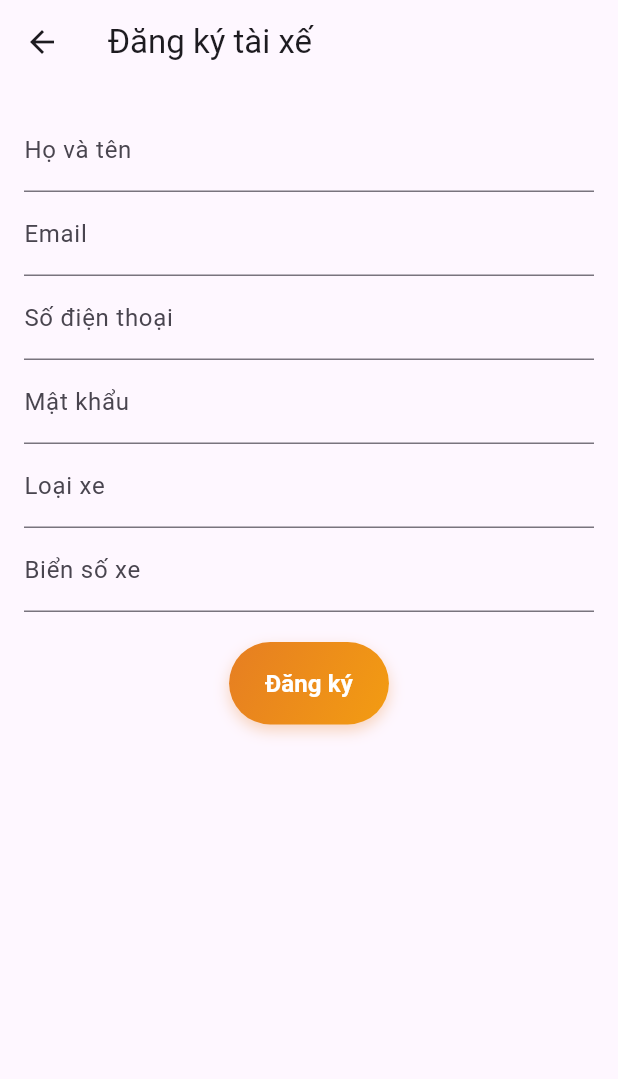
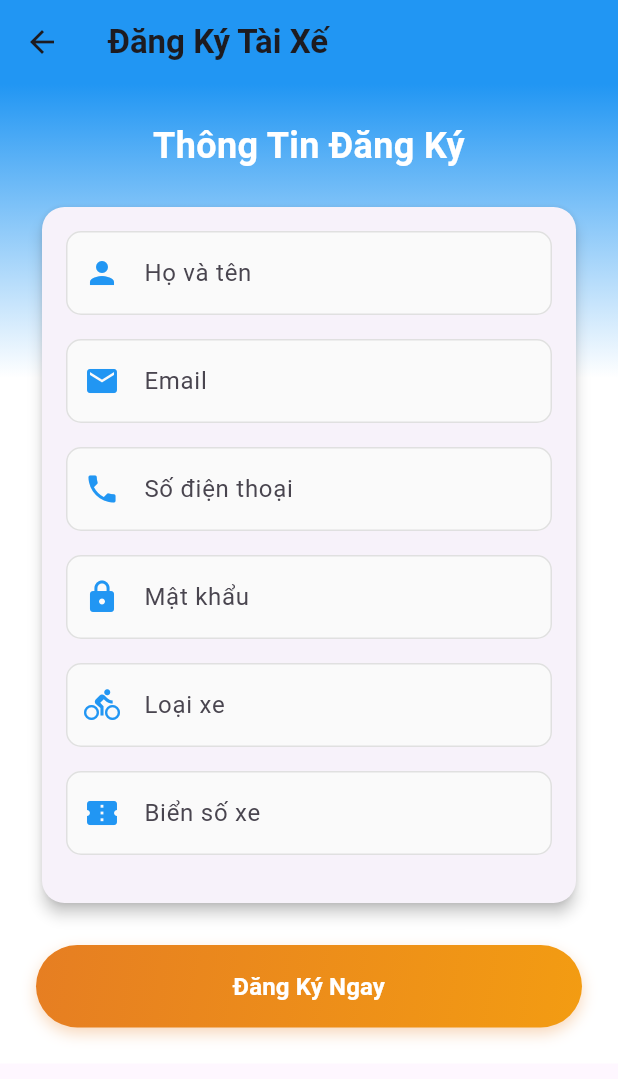
Before and after one commit to CCVpopular/appgiaohang, a Flutter app: the ShipperRegistrationScreen screen opened by its route, on a phone screen of 412 x 824 dp. Shown: the top 1079 px of the screen. Run offline on Flutter 3.47's test engine with Material 3 defaults, Android fonts, the phone set to English and light mode, and no system bars; our stand-ins replace dio, firebase_core, firebase_messaging, fl_chart, flutter_local_notifications, flutter_svg and 6 more; missing offline and left inert: agora_rtc_engine, flutter_stripe, vietmap_flutter_gl, vietmap_flutter_navigation; accounts and stored records are empty; network calls fail.

Commit message:
Refactor shipper registration screen UI: enhance layout with gradient background, improve form styling, and add reusable text field widget

```diff
--- a/lib/screens/forgot_password_screen.dart
+++ b/lib/screens/forgot_password_screen.dart
@@ -4,6 +4,7 @@ import 'dart:convert';
 
 import '../components/app_bar/custom_app_bar.dart';
 import '../components/buttons/custom_elevated_button.dart';
+import '../config/config.dart';
 
 class ForgotPasswordScreen extends StatefulWidget {
   const ForgotPasswordScreen({super.key});
@@ -23,7 +24,7 @@ class _ForgotPasswordScreenState extends State<ForgotPasswordScreen> {
   Future<void> _sendOTP() async {
     try {
       final response = await http.post(
-        Uri.parse('http://192.168.10.120:3000/auth/send-otp'),
+        Uri.parse('${Config.baseurl}/auth/send-otp'),
         headers: {'Content-Type': 'application/json'},
         body: jsonEncode({'email': _emailController.text}),
       );
@@ -51,7 +52,7 @@ class _ForgotPasswordScreenState extends State<ForgotPasswordScreen> {
       print('Sending reset password request...'); // Debug log
       final response = await http.post(
         Uri.parse(
-            'http://192.168.10.120:3000/auth/password/reset'), // Updated path
+            '${Config.baseurl}/auth/password/reset'), // Updated path
         headers: {'Content-Type': 'application/json'},
         body: jsonEncode({
           'email': _emailController.text,
--- a/lib/screens/shipper/shipper_registration_screen.dart
+++ b/lib/screens/shipper/shipper_registration_screen.dart
@@ -79,54 +79,147 @@ class _ShipperRegistrationScreenState extends State<ShipperRegistrationScreen> {
   Widget build(BuildContext context) {
     return Scaffold(
       appBar: AppBar(
-        title: const Text('Đăng ký tài xế'),
+        title: const Text('Đăng Ký Tài Xế',
+            style: TextStyle(fontWeight: FontWeight.bold)),
+        backgroundColor: Colors.blue,
+        elevation: 0,
       ),
-      body: SingleChildScrollView(
-        padding: const EdgeInsets.all(16.0),
+      body: Container(
+        decoration: const BoxDecoration(
+          gradient: LinearGradient(
+            begin: Alignment.topCenter,
+            end: Alignment.bottomCenter,
+            colors: [Colors.blue, Colors.white],
+            stops: [0.0, 0.3],
+          ),
+        ),
+        child: SingleChildScrollView(
+          padding: const EdgeInsets.all(24.0),
           child: Form(
             key: _formKey,
             child: Column(
+              crossAxisAlignment: CrossAxisAlignment.stretch,
               children: [
-              TextFormField(
-                controller: _nameController,
-                decoration: const InputDecoration(labelText: 'Họ và tên'),
-                validator: (value) => value?.isEmpty ?? true ? 'Vui lòng nhập họ tên' : null,
+                const Text(
+                  'Thông Tin Đăng Ký',
+                  style: TextStyle(
+                    fontSize: 24,
+                    fontWeight: FontWeight.bold,
+                    color: Colors.white,
                   ),
-              TextFormField(
-                controller: _emailController,
-                decoration: const InputDecoration(labelText: 'Email'),
-                validator: (value) => value?.isEmpty ?? true ? 'Vui lòng nhập email' : null,
-              ),
-              TextFormField(
-                controller: _phoneController,
-                decoration: const InputDecoration(labelText: 'Số điện thoại'),
-                validator: (value) => value?.isEmpty ?? true ? 'Vui lòng nhập số điện thoại' : null,
-              ),
-              TextFormField(
-                controller: _passwordController,
-                decoration: const InputDecoration(labelText: 'Mật khẩu'),
-                obscureText: true,
-                validator: (value) => value?.isEmpty ?? true ? 'Vui lòng nhập mật khẩu' : null,
-              ),
-              TextFormField(
-                controller: _vehicleTypeController,
-                decoration: const InputDecoration(labelText: 'Loại xe'),
-                validator: (value) => value?.isEmpty ?? true ? 'Vui lòng nhập loại xe' : null,
-              ),
-              TextFormField(
-                controller: _licensePlateController,
-                decoration: const InputDecoration(labelText: 'Biển số xe'),
-                validator: (value) => value?.isEmpty ?? true ? 'Vui lòng nhập biển số xe' : null,
+                  textAlign: TextAlign.center,
                 ),
                 const SizedBox(height: 20),
-              CustomElevatedButton(
-                onPressed: _registerShipper,
-                text: 'Đăng ký',
+                Card(
+                  elevation: 4,
+                  shape: RoundedRectangleBorder(
+                    borderRadius: BorderRadius.circular(15),
+                  ),
+                  child: Padding(
+                    padding: const EdgeInsets.all(16.0),
+                    child: Column(
+                      children: [
+                        _buildTextField(
+                          controller: _nameController,
+                          label: 'Họ và tên',
+                          icon: Icons.person,
+                          validator: (value) => value?.isEmpty ?? true
+                            ? 'Vui lòng nhập họ tên' : null,
+                        ),
+                        _buildTextField(
+                          controller: _emailController,
+                          label: 'Email',
+                          icon: Icons.email,
+                          keyboardType: TextInputType.emailAddress,
+                          validator: (value) => value?.isEmpty ?? true
+                            ? 'Vui lòng nhập email' : null,
+                        ),
+                        _buildTextField(
+                          controller: _phoneController,
+                          label: 'Số điện thoại',
+                          icon: Icons.phone,
+                          keyboardType: TextInputType.phone,
+                          validator: (value) => value?.isEmpty ?? true
+                            ? 'Vui lòng nhập số điện thoại' : null,
+                        ),
+                        _buildTextField(
+                          controller: _passwordController,
+                          label: 'Mật khẩu',
+                          icon: Icons.lock,
+                          obscureText: true,
+                          validator: (value) => value?.isEmpty ?? true
+                            ? 'Vui lòng nhập mật khẩu' : null,
+                        ),
+                        _buildTextField(
+                          controller: _vehicleTypeController,
+                          label: 'Loại xe',
+                          icon: Icons.directions_bike,
+                          validator: (value) => value?.isEmpty ?? true
+                            ? 'Vui lòng nhập loại xe' : null,
+                        ),
+                        _buildTextField(
+                          controller: _licensePlateController,
+                          label: 'Biển số xe',
+                          icon: Icons.confirmation_number,
+                          validator: (value) => value?.isEmpty ?? true
+                            ? 'Vui lòng nhập biển số xe' : null,
                         ),
                       ],
                     ),
                   ),
                 ),
+                const SizedBox(height: 24),
+                CustomElevatedButton(
+                  onPressed: _registerShipper,
+                  text: 'Đăng Ký Ngay',
+                  style: ElevatedButton.styleFrom(
+                    padding: const EdgeInsets.symmetric(vertical: 16),
+                    shape: RoundedRectangleBorder(
+                      borderRadius: BorderRadius.circular(10),
+                    ),
+                  ),
+                ),
+              ],
+            ),
+          ),
+        ),
+      ),
+    );
+  }
+
+  Widget _buildTextField({
+    required TextEditingController controller,
+    required String label,
+    required IconData icon,
+    bool obscureText = false,
+    TextInputType? keyboardType,
+    String? Function(String?)? validator,
+  }) {
+    return Padding(
+      padding: const EdgeInsets.only(bottom: 16.0),
+      child: TextFormField(
+        controller: controller,
+        obscureText: obscureText,
+        keyboardType: keyboardType,
+        decoration: InputDecoration(
+          labelText: label,
+          prefixIcon: Icon(icon, color: Colors.blue),
+          border: OutlineInputBorder(
+            borderRadius: BorderRadius.circular(10),
+          ),
+          enabledBorder: OutlineInputBorder(
+            borderRadius: BorderRadius.circular(10),
+            borderSide: BorderSide(color: Colors.grey.shade300),
+          ),
+          focusedBorder: OutlineInputBorder(
+            borderRadius: BorderRadius.circular(10),
+            borderSide: const BorderSide(color: Colors.blue, width: 2),
+          ),
+          filled: true,
+          fillColor: Colors.grey.shade50,
+        ),
+        validator: validator,
+      ),
     );
   }
 }
```
Lines whose indentation alone changed are shown as unchanged.
